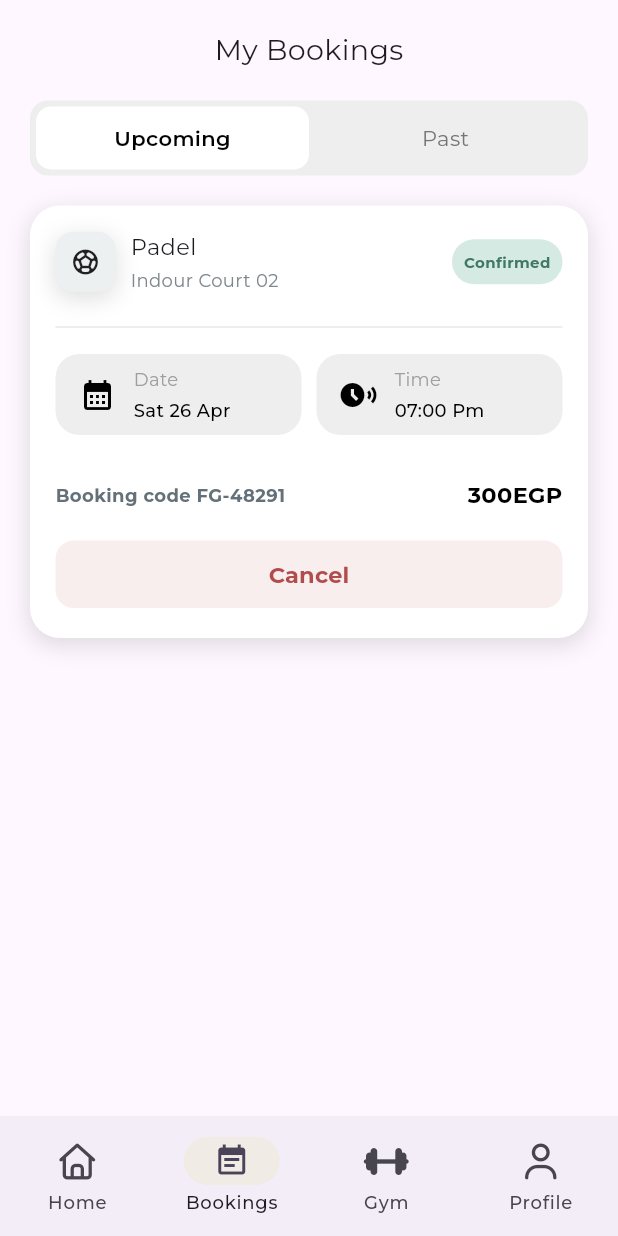
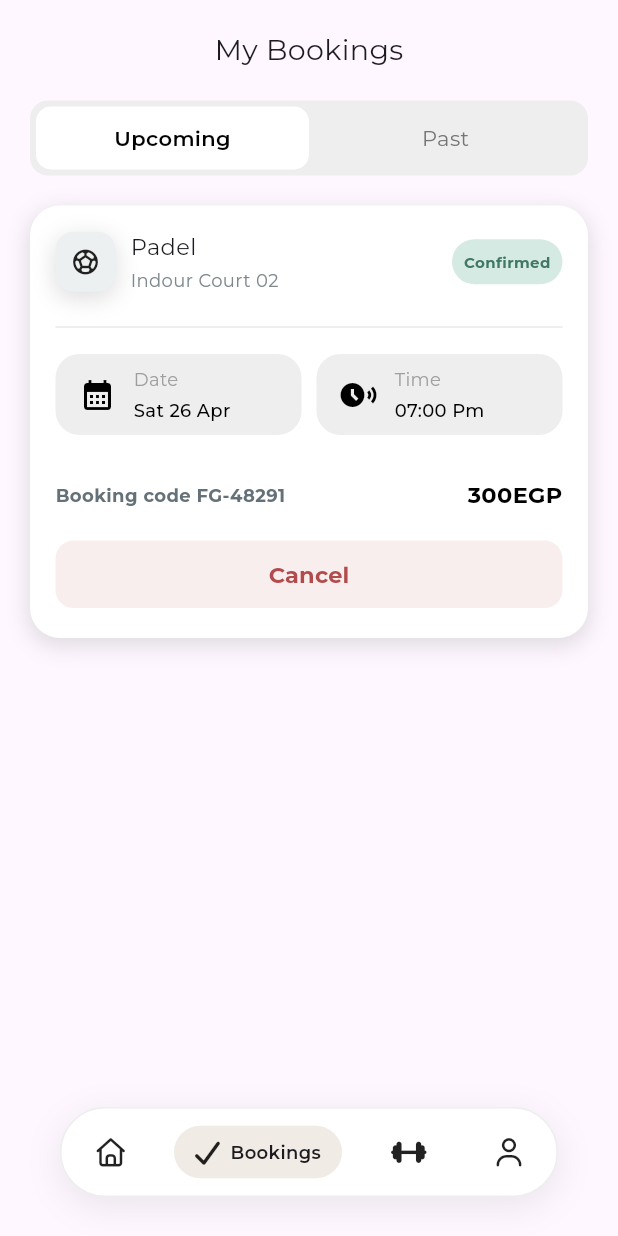
Before and after one commit to yasser-osamaa/Falcon-Gym-App, a Flutter app: the BookingsHistoryViewBody screen opened by its route, on a phone screen of 412 x 824 dp. Run offline on Flutter 3.47's test engine with Material 3 defaults, Android fonts, the phone set to English and light mode, and no system bars; our stand-ins replace dartz, flutter_bloc, flutter_dotenv, font_awesome_flutter, get_it, go_router and 2 more; accounts and stored records are empty.

Commit message:
update custom navigation bar and update layout in main view; adjust spacing in various views

```diff
--- a/lib/core/widgets/main_view.dart
+++ b/lib/core/widgets/main_view.dart
@@ -1,5 +1,5 @@
+import 'package:falcon_gym/core/widgets/navigation_bar_widgets/custom_navigation_bar.dart';
 import 'package:flutter/material.dart';
-import 'package:font_awesome_flutter/font_awesome_flutter.dart';
 import 'package:go_router/go_router.dart';
 
 class MainView extends StatelessWidget {
@@ -10,36 +10,14 @@ class MainView extends StatelessWidget {
   @override
   Widget build(BuildContext context) {
     return Scaffold(
-      body: navigationShell,
-      bottomNavigationBar: NavigationBar(
-        selectedIndex: navigationShell.currentIndex,
-        onDestinationSelected: (index) {
-          navigationShell.goBranch(
-            index,
-            initialLocation: index == navigationShell.currentIndex,
-          );
-        },
-        indicatorColor: const Color(0xffF0EBE4),
-        destinations: const [
-          NavigationDestination(
-            icon: FaIcon(FontAwesomeIcons.house),
-            selectedIcon: FaIcon(FontAwesomeIcons.houseChimney),
-            label: 'Home',
-          ),
-          NavigationDestination(
-            icon: FaIcon(FontAwesomeIcons.check),
-            selectedIcon: Icon(Icons.event_note),
-            label: 'Bookings',
-          ),
-          NavigationDestination(
-            icon: FaIcon(FontAwesomeIcons.dumbbell),
-            selectedIcon: Icon(Icons.fitness_center),
-            label: 'Gym',
-          ),
-          NavigationDestination(
-            icon: FaIcon(FontAwesomeIcons.user),
-            selectedIcon: FaIcon(FontAwesomeIcons.userCheck),
-            label: 'Profile',
+      body: Stack(
+        children: [
+          navigationShell,
+          Positioned(
+            left: 20,
+            right: 20,
+            bottom: 10,
+            child: CustomNavigationBar(navigationShell: navigationShell),
           ),
         ],
       ),
--- /dev/null
+++ b/lib/core/widgets/navigation_bar_widgets/custom_navigation_bar.dart
@@ -0,0 +1,61 @@
+import 'package:falcon_gym/core/widgets/navigation_bar_widgets/nav_item.dart';
+import 'package:flutter/material.dart';
+import 'package:font_awesome_flutter/font_awesome_flutter.dart';
+import 'package:go_router/go_router.dart';
+
+class CustomNavigationBar extends StatelessWidget {
+  const CustomNavigationBar({super.key, required this.navigationShell});
+
+  final StatefulNavigationShell navigationShell;
+
+  @override
+  Widget build(BuildContext context) {
+    return Padding(
+      padding: const EdgeInsets.fromLTRB(20, 0, 20, 16),
+      child: Container(
+        height: 60,
+        decoration: BoxDecoration(
+          color: Colors.white,
+          borderRadius: BorderRadius.circular(34),
+          border: Border.all(color: Colors.grey.shade200),
+          boxShadow: [
+            BoxShadow(
+              color: Colors.black.withValues(alpha: 0.08),
+              blurRadius: 20,
+              offset: const Offset(0, 6),
+            ),
+          ],
+        ),
+        child: Row(
+          mainAxisAlignment: MainAxisAlignment.spaceAround,
+          children: [
+            NavItem(
+              icon: FontAwesomeIcons.house,
+              label: 'Home',
+              selected: navigationShell.currentIndex == 0,
+              onTap: () => navigationShell.goBranch(0),
+            ),
+            NavItem(
+              icon: FontAwesomeIcons.check,
+              label: 'Bookings',
+              selected: navigationShell.currentIndex == 1,
+              onTap: () => navigationShell.goBranch(1),
+            ),
+            NavItem(
+              icon: FontAwesomeIcons.dumbbell,
+              label: 'Gym',
+              selected: navigationShell.currentIndex == 2,
+              onTap: () => navigationShell.goBranch(2),
+            ),
+            NavItem(
+              icon: FontAwesomeIcons.user,
+              label: 'Profile',
+              selected: navigationShell.currentIndex == 3,
+              onTap: () => navigationShell.goBranch(3),
+            ),
+          ],
+        ),
+      ),
+    );
+  }
+}
--- /dev/null
+++ b/lib/core/widgets/navigation_bar_widgets/nav_item.dart
@@ -0,0 +1,47 @@
+import 'package:flutter/material.dart';
+import 'package:font_awesome_flutter/font_awesome_flutter.dart';
+
+class NavItem extends StatelessWidget {
+  const NavItem({
+    super.key,
+    required this.icon,
+    required this.label,
+    required this.selected,
+    required this.onTap,
+  });
+
+  final FaIconData icon;
+  final String label;
+  final bool selected;
+  final VoidCallback onTap;
+
+  @override
+  Widget build(BuildContext context) {
+    return GestureDetector(
+      onTap: onTap,
+      child: AnimatedContainer(
+        duration: const Duration(milliseconds: 200),
+        padding: const EdgeInsets.symmetric(horizontal: 14, vertical: 8),
+        decoration: BoxDecoration(
+          color: selected ? const Color(0xffF0EBE4) : Colors.white,
+          borderRadius: BorderRadius.circular(22),
+        ),
+        child: Row(
+          children: [
+            FaIcon(icon, size: 19),
+            if (selected) ...[
+              const SizedBox(width: 7),
+              Text(
+                label,
+                style: const TextStyle(
+                  fontSize: 12,
+                  fontWeight: FontWeight.w600,
+                ),
+              ),
+            ],
+          ],
+        ),
+      ),
+    );
+  }
+}
--- a/lib/features/bookings_history/presentation/views/bookings_history_view_body.dart
+++ b/lib/features/bookings_history/presentation/views/bookings_history_view_body.dart
@@ -36,6 +36,7 @@ class _BookingsHistoryViewBodyState extends State<BookingsHistoryViewBody> {
                   ? const HistoryCard()
                   : const NoUpcomingBookings(),
             ),
+            SizedBox(height: 70),
           ],
         ),
       ),
--- a/lib/features/gym/presentation/view/gym_view_body.dart
+++ b/lib/features/gym/presentation/view/gym_view_body.dart
@@ -40,6 +40,7 @@ class GymViewBody extends StatelessWidget {
                 ),
                 SizedBox(height: 12),
                 TrainingProgramsSection(),
+                SizedBox(height: 50),
               ],
             ),
           ),
--- a/lib/features/home/presentation/views/widgets/home_view_body.dart
+++ b/lib/features/home/presentation/views/widgets/home_view_body.dart
@@ -23,7 +23,7 @@ class HomeViewBody extends StatelessWidget {
             UpComingBookingSection(),
             SizedBox(height: 20),
             PopularActivitySection(),
-            SizedBox(height: 15),
+            SizedBox(height: 70),
           ],
         ),
       ),
```
